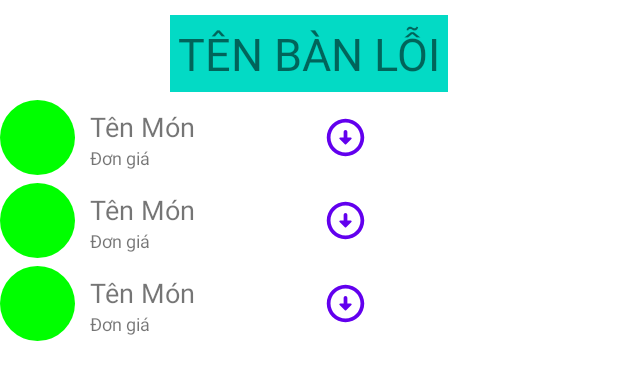
After one commit to thierrytien6595/thierrytien6595, an Android app: the layout activity_san_pham_da_chon.xml on its own in the app's theme, with its tools: preview values and no code run, on a phone screen of 412 x 824 dp. The commit adds this screen. Shown: the top 380 px of the screen. Run offline under Robolectric (Android 15) with nearby library versions, the phone set to English and light mode, and no system bars.

Commit message:
Mới Khởi tạo một activity để hiển thị bàn có chọn món rồi.

```diff
--- a/app/src/main/AndroidManifest.xml
+++ b/app/src/main/AndroidManifest.xml
@@ -12,7 +12,8 @@
         android:supportsRtl="true"
         android:theme="@style/Theme.RetrofitExample"
         android:usesCleartextTraffic="true">
-        <activity android:name=".SanPham"></activity>
+        <activity android:name=".SanPhamDaChon"></activity>
+        <activity android:name=".SanPham" />
         <activity android:name=".MainActivity">
             <intent-filter>
                 <action android:name="android.intent.action.MAIN" />
--- /dev/null
+++ b/app/src/main/res/layout/activity_san_pham_da_chon.xml
@@ -0,0 +1,28 @@
+<?xml version="1.0" encoding="utf-8"?>
+<RelativeLayout xmlns:android="http://schemas.android.com/apk/res/android"
+    xmlns:app="http://schemas.android.com/apk/res-auto"
+    xmlns:tools="http://schemas.android.com/tools"
+    android:layout_width="match_parent"
+    android:layout_height="match_parent"
+    tools:context=".SanPhamDaChon">
+    <TextView
+        android:id="@+id/tv_tenban_spdc"
+        android:layout_width="wrap_content"
+        android:layout_height="wrap_content"
+        android:layout_centerHorizontal="true"
+        android:layout_marginLeft="70dp"
+        android:layout_marginTop="10dp"
+        android:background="@color/teal_200"
+        android:padding="5dp"
+        android:text="TÊN BÀN LỖI"
+        android:textSize="30dp"></TextView>
+    <androidx.recyclerview.widget.RecyclerView
+        android:id="@+id/rev_chonmon"
+        android:layout_width="match_parent"
+        android:layout_height="wrap_content"
+        android:layout_below="@+id/tv_tenban_spdc"
+        android:layout_alignParentRight="true"
+        android:minHeight="400dp"
+        tools:listitem="@layout/mon_item"
+        />
+</RelativeLayout>
```
Also changed, not shown: app/src/main/java/com/example/retrofitexample/MainActivity.kt (+14 -5 lines), app/src/main/java/com/example/retrofitexample/SanPham.kt (+2 -7 lines), app/src/main/java/com/example/retrofitexample/SanPhamDaChon.kt (added, +59 -0 lines), app/src/main/res/layout/activity_san_pham.xml (+14 -18 lines).
